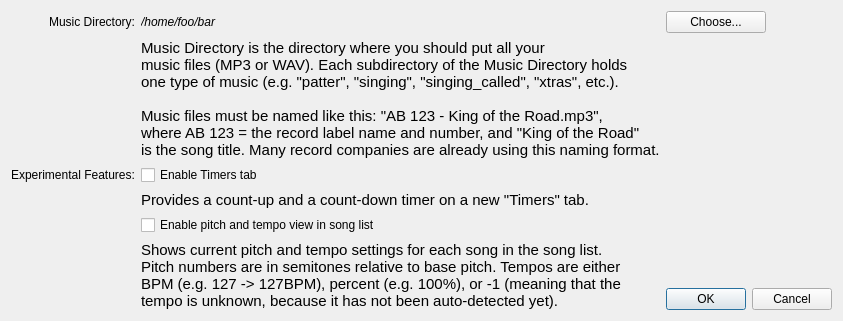
First picture: the form in SquareDesk-DEV/test123/preferencesdialog.ui, repository mpogue2/SquareDesk, before the edit.
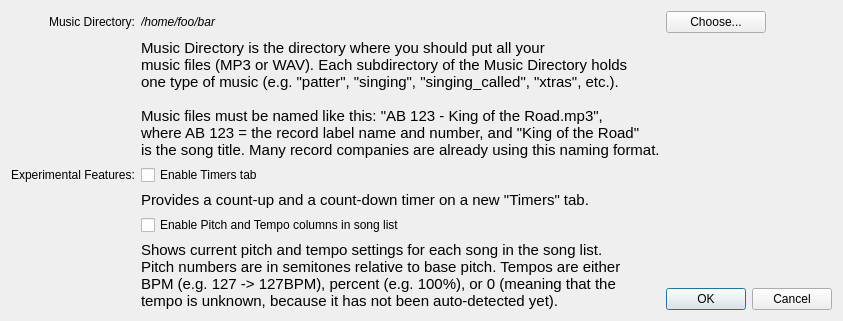
Second picture: the form after the edit.

Commit message:
Fixed text in Preferences dialog.
Also, changed the text of the Tempo/Pitch checkbox to make it a bit clearer.

```diff
--- a/SquareDesk-DEV/test123/preferencesdialog.ui
+++ b/SquareDesk-DEV/test123/preferencesdialog.ui
@@ -71,7 +71,7 @@
    <item row="5" column="1">
     <widget class="QCheckBox" name="EnablePitchTempoViewCheckbox">
      <property name="text">
-      <string>Enable pitch and tempo view in song list</string>
+      <string>Enable Pitch and Tempo columns in song list</string>
      </property>
     </widget>
    </item>
@@ -105,7 +105,7 @@
    <item row="6" column="1" rowspan="2">
     <widget class="QLabel" name="label_3">
      <property name="text">
-      <string>&lt;html&gt;&lt;head/&gt;&lt;body&gt;&lt;p&gt;&lt;span style=&quot; font-size:11pt;&quot;&gt;Shows current pitch and tempo settings for each song in the song list.&lt;br/&gt;Pitch numbers are in semitones relative to base pitch. Tempos are either &lt;br/&gt;BPM (e.g. 127 -&amp;gt; 127BPM), percent (e.g. 100%), or -1 (meaning that the &lt;br/&gt;tempo is unknown, because it has not been auto-detected yet). &lt;/span&gt;&lt;/p&gt;&lt;/body&gt;&lt;/html&gt;</string>
+      <string>&lt;html&gt;&lt;head/&gt;&lt;body&gt;&lt;p&gt;&lt;span style=&quot; font-size:11pt;&quot;&gt;Shows current pitch and tempo settings for each song in the song list.&lt;br/&gt;Pitch numbers are in semitones relative to base pitch. Tempos are either &lt;br/&gt;BPM (e.g. 127 -&amp;gt; 127BPM), percent (e.g. 100%), or 0 (meaning that the &lt;br/&gt;tempo is unknown, because it has not been auto-detected yet).&lt;/span&gt;&lt;/p&gt;&lt;/body&gt;&lt;/html&gt;</string>
      </property>
     </widget>
    </item>
```
